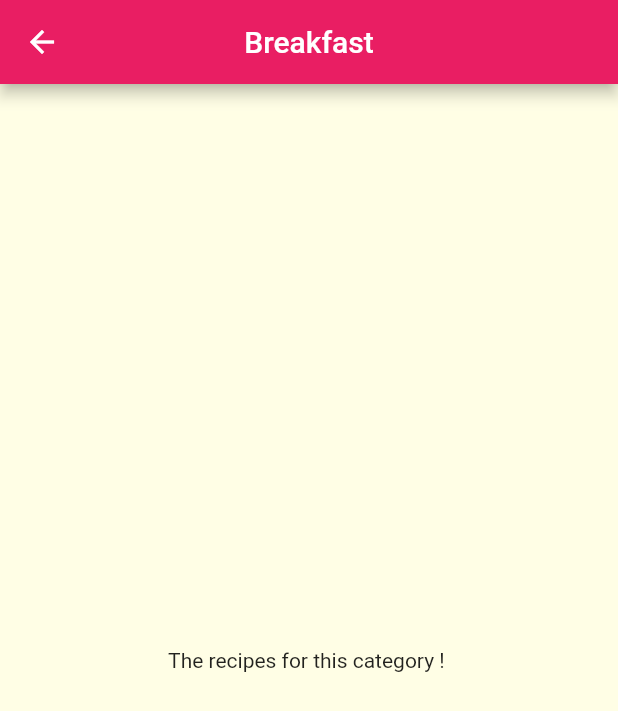
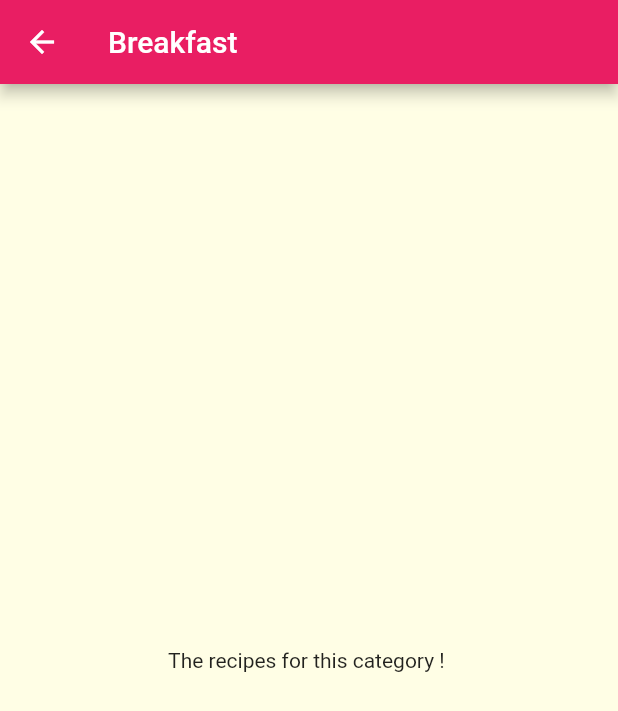
Before and after one commit to vedantkulkarni/MealsApp, a Flutter app: the screen it shows after launch, after a tap on "Breakfast", on a phone screen of 412 x 824 dp. Shown: the top 711 px of the screen. Run offline on Flutter 3.47's test engine with Material 2 defaults, Android fonts, the phone set to English and light mode, and no system bars.

```diff
--- a/lib/category_item.dart
+++ b/lib/category_item.dart
@@ -4,24 +4,25 @@ import 'package:mealsapp/category_recipes.dart';
 class CategoryItem extends StatelessWidget {
   final String title;
   final Color color;
+  final String id;
 
-  CategoryItem(this.title, this.color);
+  CategoryItem(this.title, this.color, this.id);
 
   @override
   Widget build(BuildContext context) {
     return InkWell(
-      onTap: () => Navigator.push(context, MaterialPageRoute(builder: (_) {
-        return CategoryRecipesScreen(title);
-      })),
+      onTap: () => Navigator.pushNamed(context, "/recipes_screen",
+          arguments: {"id": id, "title": title}),
       splashColor: Theme.of(context).primaryColor,
       borderRadius: BorderRadius.circular(15),
       child: Container(
         decoration: BoxDecoration(
-            borderRadius: BorderRadius.circular(15),
-            gradient: LinearGradient(
-                colors: [color.withOpacity(0.7), color],
-                begin: Alignment.topLeft,
-                end: Alignment.bottomRight)),
+          borderRadius: BorderRadius.circular(15),
+          gradient: LinearGradient(
+              colors: [color.withOpacity(0.7), color],
+              begin: Alignment.topLeft,
+              end: Alignment.bottomRight),
+        ),
         child: Center(
           child: Text(title),
         ),
--- a/lib/category_recipes.dart
+++ b/lib/category_recipes.dart
@@ -1,14 +1,16 @@
 import 'package:flutter/material.dart';
 
 class CategoryRecipesScreen extends StatelessWidget {
-  final String title;
-  CategoryRecipesScreen(this.title);
   @override
   Widget build(BuildContext context) {
+    final Map<String, String> routeArgs = ModalRoute.of(context)!
+        .settings
+        .arguments as Map<String, String>; //ModalRoute
+    final String title = routeArgs["title"].toString();
     return Scaffold(
       appBar: AppBar(
         title: Text(title),
-        centerTitle: true,
+        centerTitle: false,
       ),
       body: Center(
         child: Text("The recipes for this category ! "),
--- a/lib/home_page.dart
+++ b/lib/home_page.dart
@@ -18,7 +18,7 @@ class MyHomePage extends StatelessWidget {
               crossAxisSpacing: 20,
               mainAxisSpacing: 20),
           children: DUMMY_CATEGORIES.map((index) {
-            return CategoryItem(index.title, index.color);
+            return CategoryItem(index.title, index.color, index.id);
           }).toList(),
         ),
       ),
--- a/lib/main.dart
+++ b/lib/main.dart
@@ -1,4 +1,5 @@
 import 'package:flutter/material.dart';
+import 'package:mealsapp/category_recipes.dart';
 import './home_page.dart';
 
 void main() {
@@ -17,6 +18,7 @@ class MyApp extends StatelessWidget {
         canvasColor: Color.fromRGBO(255, 254, 229, 1),
       ),
       home: MyHomePage(),
+      routes: {"/recipes_screen": (ctx) => CategoryRecipesScreen()},
     );
   }
 }
```
